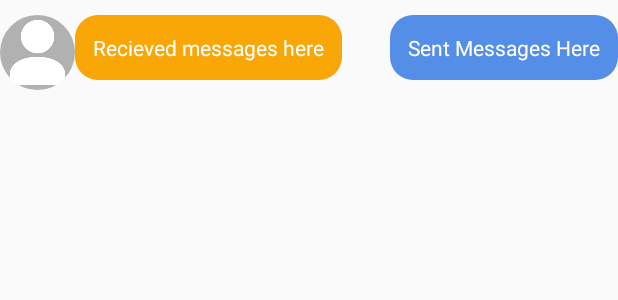
After one commit to DeclanSweeney/lifter_inc, an Android app: the layout custom_messages_layout.xml on its own in the app's theme, with its tools: preview values and no code run, on a phone screen of 412 x 824 dp. The commit adds this screen. Shown: the top 300 px of the screen. Run offline under Robolectric (Android 15) with nearby library versions, the phone set to English and light mode, and no system bars.

Commit message:
Added private message loader

```diff
--- /dev/null
+++ b/Lifter/app/src/main/res/drawable/receiver_messages_layout.xml
@@ -0,0 +1,5 @@
+<?xml version="1.0" encoding="utf-8"?>
+<shape xmlns:android="http://schemas.android.com/apk/res/android">
+    <solid android:color="#F8A707"></solid>
+    <corners android:radius="15dp"></corners>
+</shape>
--- /dev/null
+++ b/Lifter/app/src/main/res/drawable/sender_messages_layout.xml
@@ -0,0 +1,5 @@
+<?xml version="1.0" encoding="utf-8"?>
+<shape xmlns:android="http://schemas.android.com/apk/res/android">
+    <solid android:color="#548EE6"></solid>
+    <corners android:radius="15dp"></corners>
+</shape>
--- /dev/null
+++ b/Lifter/app/src/main/res/layout/custom_messages_layout.xml
@@ -0,0 +1,43 @@
+<?xml version="1.0" encoding="utf-8"?>
+<RelativeLayout
+    xmlns:android="http://schemas.android.com/apk/res/android"
+    android:layout_width="match_parent"
+    android:layout_height="wrap_content">
+
+    <de.hdodenhof.circleimageview.CircleImageView
+        android:id="@+id/message_profile_image"
+        android:layout_width="50dp"
+        android:layout_height="50dp"
+        android:layout_marginTop="10dp"
+        android:src="@drawable/default_profile_icon">
+    </de.hdodenhof.circleimageview.CircleImageView>
+
+    <TextView
+        android:id="@+id/receiver_message_text"
+        android:layout_width="wrap_content"
+        android:layout_height="wrap_content"
+        android:layout_alignParentTop="true"
+        android:layout_marginTop="10dp"
+        android:layout_toEndOf="@id/message_profile_image"
+        android:background="@drawable/receiver_messages_layout"
+        android:text="Recieved messages here"
+        android:padding="12dp"
+        android:textSize="14sp"
+        android:textColor="@android:color/white">
+    </TextView>
+
+    <TextView
+        android:id="@+id/sender_message_text"
+        android:layout_width="wrap_content"
+        android:layout_height="wrap_content"
+        android:layout_alignParentEnd="true"
+        android:layout_marginTop="10dp"
+        android:layout_alignParentTop="@+id/receiver_message_text"
+        android:background="@drawable/sender_messages_layout"
+        android:text="Sent Messages Here"
+        android:textSize="14sp"
+        android:padding="12dp"
+        android:textColor="@android:color/white">
+    </TextView>
+
+</RelativeLayout>
```
Also changed, not shown: Lifter/app/src/main/java/com/example/lifter/MessageActivity.java (+123 -1 lines), Lifter/app/src/main/java/com/example/lifter/MessageAdapter.java (added, +104 -0 lines), Lifter/app/src/main/java/com/example/lifter/Messages.java (added, +41 -0 lines).
